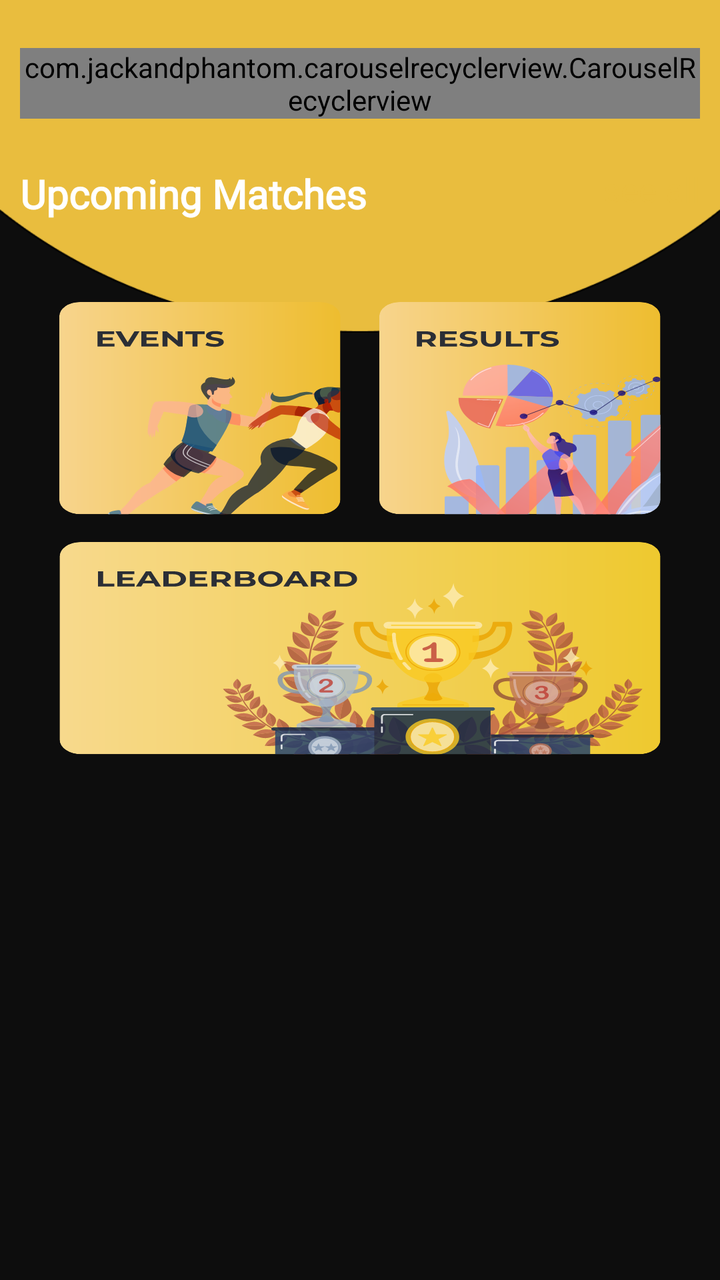
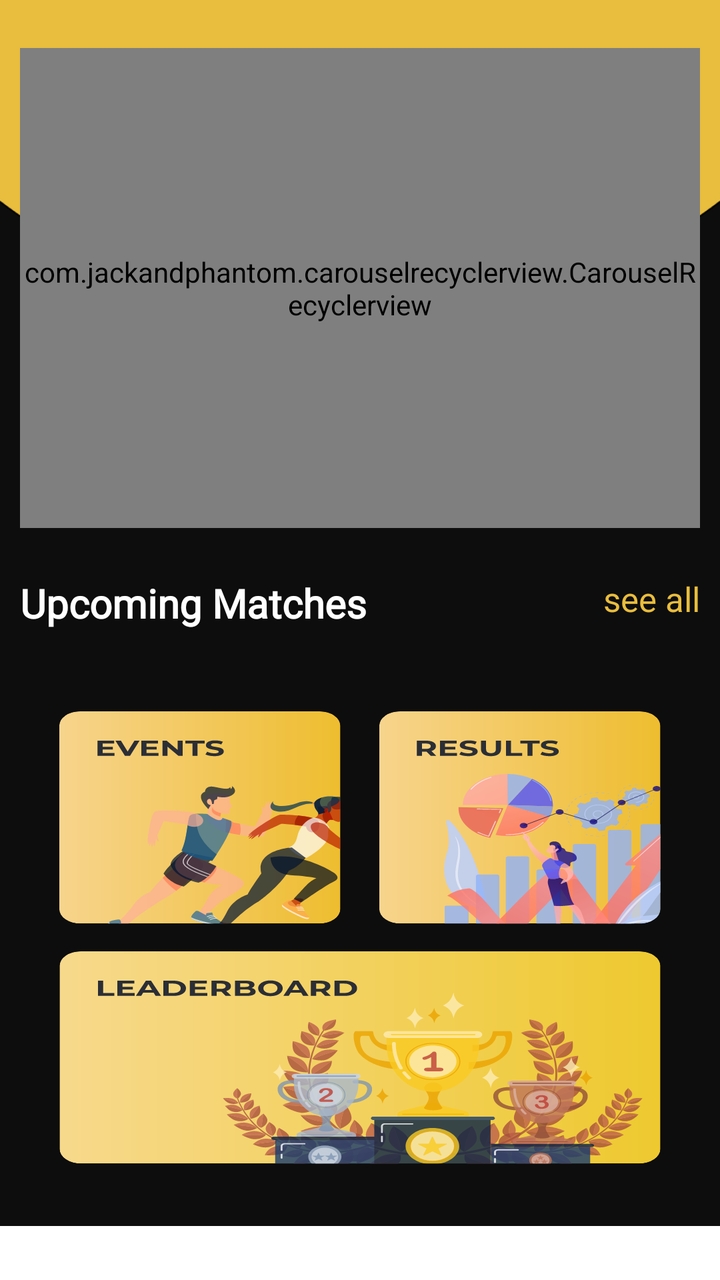

Two renders of the same Android screen: before a commit and after it. Below are the layout's source before the change and the commit's diff.
<!-- AndroidManifest.xml: application theme Theme.NavigationDrawer -->
<!-- res/layout/fragment_home.xml -->
<?xml version="1.0" encoding="utf-8"?>
<androidx.constraintlayout.widget.ConstraintLayout
    xmlns:android="http://schemas.android.com/apk/res/android"
    xmlns:app="http://schemas.android.com/apk/res-auto"
    xmlns:tools="http://schemas.android.com/tools"
    android:layout_width="match_parent"
    android:layout_height="match_parent"
    android:background="@drawable/home_background"
    tools:context=".Fragment.Home">


    <com.jackandphantom.carouselrecyclerview.CarouselRecyclerview
        android:id="@+id/liveMatchRV"
        android:layout_marginTop="24dp"
        android:layout_marginHorizontal="10dp"
        android:layout_width="match_parent"
        app:layout_constraintTop_toTopOf="parent"
        android:layout_height="wrap_content"
        tools:layout_editor_absoluteX="-16dp"
        tools:layout_editor_absoluteY="94dp" />


    <TextView
        app:layout_constraintStart_toStartOf="parent"
        android:layout_marginTop="24dp"
        android:layout_marginStart="10dp"
        app:layout_constraintTop_toBottomOf="@id/liveMatchRV"
        android:id="@+id/upcommingMatchTextView"
        android:layout_width="wrap_content"
        android:layout_height="wrap_content"
        android:fontFamily="@font/poppins_semibold"
        android:text="Upcoming Matches"
        android:textColor="@color/white"
        android:textSize="20sp"
        android:textStyle="bold"
        tools:layout_editor_absoluteX="16dp"
        tools:layout_editor_absoluteY="201dp" />

    <TextView
        app:layout_constraintEnd_toEndOf="parent"
        android:layout_marginEnd="10dp"
        android:layout_marginTop="24dp"
        app:layout_constraintTop_toBottomOf="@id/liveMatchRV"
        android:layout_width="wrap_content"
        android:layout_height="wrap_content"
        android:layout_below="@id/upcommingMatchTextView"
        android:layout_alignParentEnd="true"
        android:text="see all"
        android:textColor="#E9BD3E"
        android:textSize="17sp"
        tools:layout_editor_absoluteX="346dp"
        tools:layout_editor_absoluteY="201dp" />

    <androidx.recyclerview.widget.RecyclerView
        android:layout_marginHorizontal="10dp"
        android:layout_marginTop="10dp"
        app:layout_constraintStart_toStartOf="parent"
        app:layout_constraintEnd_toEndOf="parent"
        android:id="@+id/upcommingMatchsRV"
        app:layout_constraintTop_toBottomOf="@id/upcommingMatchTextView"
        android:layout_width="match_parent"
        android:layout_height="wrap_content"
        android:layout_below="@id/upcommingMatchTextView"
        tools:layout_editor_absoluteX="16dp"
        tools:layout_editor_absoluteY="292dp" />

    <LinearLayout
        app:layout_constraintTop_toBottomOf="@id/upcommingMatchsRV"
            android:id="@+id/rr"
        android:layout_marginTop="24dp"

            android:layout_width="match_parent"
            android:layout_height="wrap_content"
            android:orientation="vertical">

            <LinearLayout
                android:id="@+id/ll"
                android:layout_width="match_parent"
                android:layout_height="120dp"
                android:paddingHorizontal="20dp">

                <ImageView
                    android:id="@+id/events"
                    android:layout_width="match_parent"
                    android:layout_height="match_parent"
                    android:layout_weight="0.5"
                    android:scaleType="fitXY"
                    android:src="@drawable/eventessvg" />

                <ImageView
                    android:id="@+id/results"
                    android:layout_width="match_parent"
                    android:layout_height="match_parent"
                    android:layout_weight="0.5"
                    android:scaleType="fitXY"
                    android:src="@drawable/resultsvg" />
            </LinearLayout>

            <ImageView
                android:id="@+id/leaderboard"
                android:layout_width="match_parent"
                android:layout_height="120dp"
                android:layout_below="@id/ll"
                android:paddingHorizontal="20dp"
                android:scaleType="fitXY"
                android:src="@drawable/leaderboardsvg" />
        </LinearLayout>
</androidx.constraintlayout.widget.ConstraintLayout>
<!-- resources referenced by this layout -->
<resources>
  <color name="white">#FFFFFFFF</color>
  <!-- drawable eventessvg: vector/xml drawable (drawable, 21164 chars, omitted) -->
  <!-- drawable home_background: png bitmap (drawable, 12299 bytes) -->
  <!-- drawable leaderboardsvg: vector/xml drawable (drawable, 129996 chars, omitted) -->
  <!-- drawable resultsvg: vector/xml drawable (drawable, 76865 chars, omitted) -->
  <style name="Theme.NavigationDrawer" parent="Theme.MaterialComponents.DayNight.NoActionBar">
          
          <item name="colorPrimary">#FFECA1</item>
          
      </style>
</resources>

<!-- the commit's change to res/layout/fragment_home.xml (unified diff, before → after) -->
@@ -1,77 +1,80 @@
 <?xml version="1.0" encoding="utf-8"?>
-<androidx.constraintlayout.widget.ConstraintLayout
-    xmlns:android="http://schemas.android.com/apk/res/android"
+<androidx.core.widget.NestedScrollView xmlns:android="http://schemas.android.com/apk/res/android"
     xmlns:app="http://schemas.android.com/apk/res-auto"
     xmlns:tools="http://schemas.android.com/tools"
     android:layout_width="match_parent"
-    android:layout_height="match_parent"
-    android:background="@drawable/home_background"
-    tools:context=".Fragment.Home">
+    android:layout_height="match_parent">
+
+    <androidx.constraintlayout.widget.ConstraintLayout
+        android:layout_width="match_parent"
+        android:layout_height="wrap_content"
+        android:background="@drawable/home_background"
+        tools:context=".Fragment.Home">
+
+        <com.jackandphantom.carouselrecyclerview.CarouselRecyclerview
+            android:id="@+id/liveMatchRV"
+            android:layout_width="match_parent"
+            android:layout_height="240dp"
+            android:layout_marginHorizontal="10dp"
+            android:layout_marginTop="24dp"
+            app:layout_constraintTop_toTopOf="parent"
+            tools:layout_editor_absoluteX="-16dp"
+            tools:layout_editor_absoluteY="94dp" />
 
 
-    <com.jackandphantom.carouselrecyclerview.CarouselRecyclerview
-        android:id="@+id/liveMatchRV"
-        android:layout_marginTop="24dp"
-        android:layout_marginHorizontal="10dp"
-        android:layout_width="match_parent"
-        app:layout_constraintTop_toTopOf="parent"
-        android:layout_height="wrap_content"
-        tools:layout_editor_absoluteX="-16dp"
-        tools:layout_editor_absoluteY="94dp" />
+        <TextView
+            android:id="@+id/upcommingMatchTextView"
+            android:layout_width="wrap_content"
+            android:layout_height="wrap_content"
+            android:layout_marginStart="10dp"
+            android:layout_marginTop="24dp"
+            android:fontFamily="@font/poppins_semibold"
+            android:text="Upcoming Matches"
+            android:textColor="@color/white"
+            android:textSize="20sp"
+            android:textStyle="bold"
+            app:layout_constraintStart_toStartOf="parent"
+            app:layout_constraintTop_toBottomOf="@id/liveMatchRV"
+            tools:layout_editor_absoluteX="16dp"
+            tools:layout_editor_absoluteY="201dp" />
 
+        <TextView
+            android:layout_width="wrap_content"
+            android:layout_height="wrap_content"
+            android:layout_below="@id/upcommingMatchTextView"
+            android:layout_alignParentEnd="true"
+            android:layout_marginTop="24dp"
+            android:layout_marginEnd="10dp"
+            android:text="see all"
+            android:textColor="#E9BD3E"
+            android:textSize="17sp"
+            app:layout_constraintEnd_toEndOf="parent"
+            app:layout_constraintTop_toBottomOf="@id/liveMatchRV"
+            tools:layout_editor_absoluteX="346dp"
+            tools:layout_editor_absoluteY="201dp" />
 
-    <TextView
-        app:layout_constraintStart_toStartOf="parent"
-        android:layout_marginTop="24dp"
-        android:layout_marginStart="10dp"
-        app:layout_constraintTop_toBottomOf="@id/liveMatchRV"
-        android:id="@+id/upcommingMatchTextView"
-        android:layout_width="wrap_content"
-        android:layout_height="wrap_content"
-        android:fontFamily="@font/poppins_semibold"
-        android:text="Upcoming Matches"
-        android:textColor="@color/white"
-        android:textSize="20sp"
-        android:textStyle="bold"
-        tools:layout_editor_absoluteX="16dp"
-        tools:layout_editor_absoluteY="201dp" />
-
-    <TextView
-        app:layout_constraintEnd_toEndOf="parent"
-        android:layout_marginEnd="10dp"
-        android:layout_marginTop="24dp"
-        app:layout_constraintTop_toBottomOf="@id/liveMatchRV"
-        android:layout_width="wrap_content"
-        android:layout_height="wrap_content"
-        android:layout_below="@id/upcommingMatchTextView"
-        android:layout_alignParentEnd="true"
-        android:text="see all"
-        android:textColor="#E9BD3E"
-        android:textSize="17sp"
-        tools:layout_editor_absoluteX="346dp"
-        tools:layout_editor_absoluteY="201dp" />
-
-    <androidx.recyclerview.widget.RecyclerView
-        android:layout_marginHorizontal="10dp"
-        android:layout_marginTop="10dp"
-        app:layout_constraintStart_toStartOf="parent"
-        app:layout_constraintEnd_toEndOf="parent"
-        android:id="@+id/upcommingMatchsRV"
-        app:layout_constraintTop_toBottomOf="@id/upcommingMatchTextView"
-        android:layout_width="match_parent"
-        android:layout_height="wrap_content"
-        android:layout_below="@id/upcommingMatchTextView"
-        tools:layout_editor_absoluteX="16dp"
-        tools:layout_editor_absoluteY="292dp" />
-
-    <LinearLayout
-        app:layout_constraintTop_toBottomOf="@id/upcommingMatchsRV"
-            android:id="@+id/rr"
-        android:layout_marginTop="24dp"
-
+        <androidx.recyclerview.widget.RecyclerView
+            android:id="@+id/upcommingMatchsRV"
             android:layout_width="match_parent"
             android:layout_height="wrap_content"
-            android:orientation="vertical">
+            android:layout_below="@id/upcommingMatchTextView"
+            android:layout_marginHorizontal="10dp"
+            android:layout_marginTop="10dp"
+            app:layout_constraintEnd_toEndOf="parent"
+            app:layout_constraintStart_toStartOf="parent"
+            app:layout_constraintTop_toBottomOf="@id/upcommingMatchTextView"
+            tools:layout_editor_absoluteX="16dp"
+            tools:layout_editor_absoluteY="292dp" />
+
+        <LinearLayout
+            android:id="@+id/rr"
+            android:layout_width="match_parent"
+            android:layout_height="wrap_content"
+            android:layout_marginBottom="24dp"
+            app:layout_constraintBottom_toBottomOf="parent"
+            android:layout_marginTop="24dp"
+            android:orientation="vertical"
+            app:layout_constraintTop_toBottomOf="@id/upcommingMatchsRV">
 
             <LinearLayout
                 android:id="@+id/ll"
@@ -105,4 +108,5 @@
                 android:scaleType="fitXY"
                 android:src="@drawable/leaderboardsvg" />
         </LinearLayout>
-</androidx.constraintlayout.widget.ConstraintLayout>
+    </androidx.constraintlayout.widget.ConstraintLayout>
+</androidx.core.widget.NestedScrollView>
